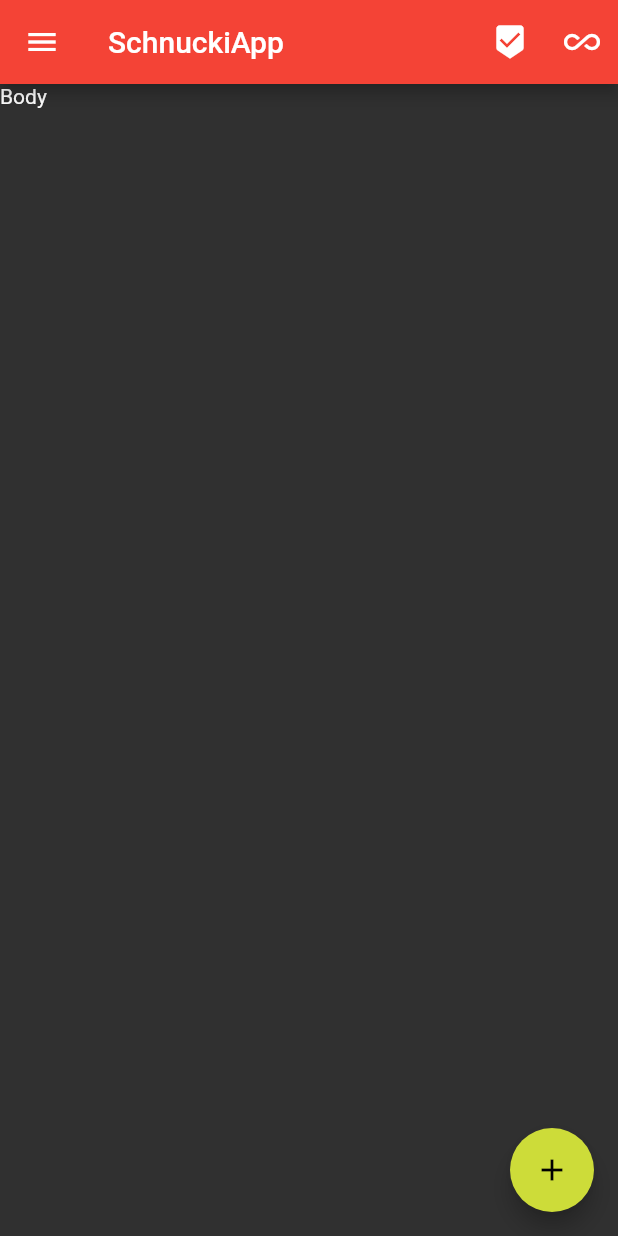
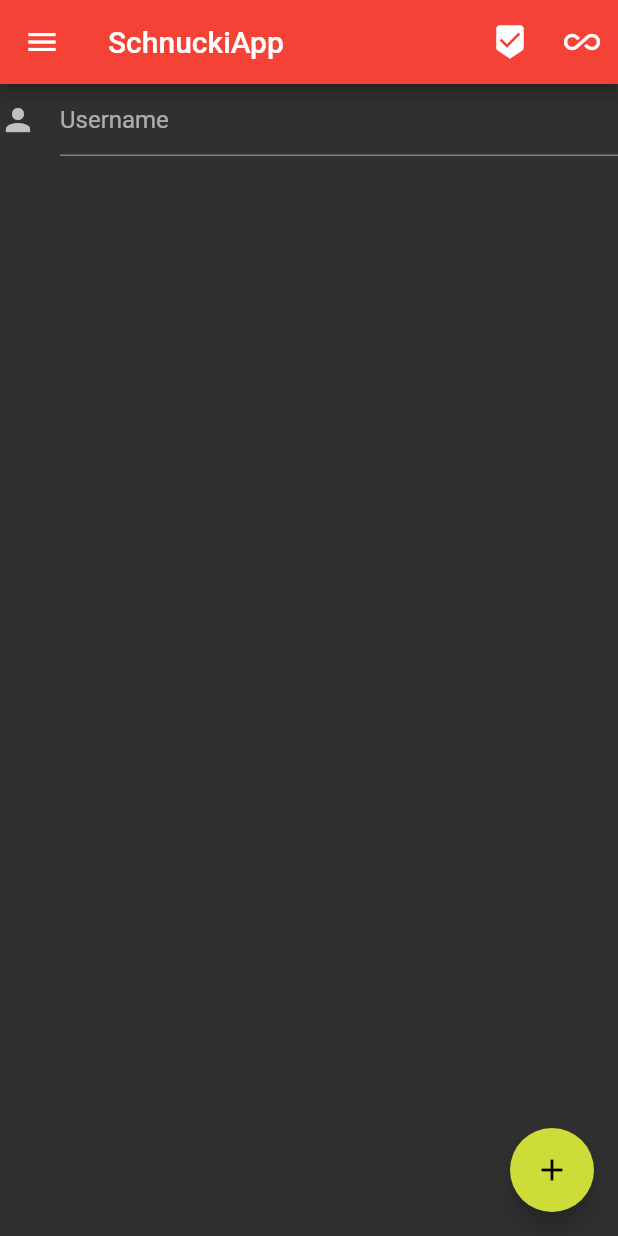
Before and after one commit to kongaman/flutter-beginnersCourse, a Flutter app: the screen it shows after launch, on a phone screen of 412 x 824 dp. Run offline on Flutter 3.47's test engine with Material 2 defaults, Android fonts, the phone set to English and light mode, and no system bars.

Commit message:
Userinput - textfield

```diff
--- a/lib/main.dart
+++ b/lib/main.dart
@@ -106,7 +106,15 @@ class _MyStatefulWidgetState extends State<MyStatefulWidget> {
       ),
       body: Column(
         children: <Widget>[
-          Text("Body", textDirection: TextDirection.ltr,),
+          TextField(
+            decoration: InputDecoration(
+              icon: Icon(Icons.person),
+              hintText: "Username",
+            ),
+            onChanged: (input){
+              print(input);
+            },
+          ),
         ],
       ),
     );
```
Also changed, not shown: 1 other file.
